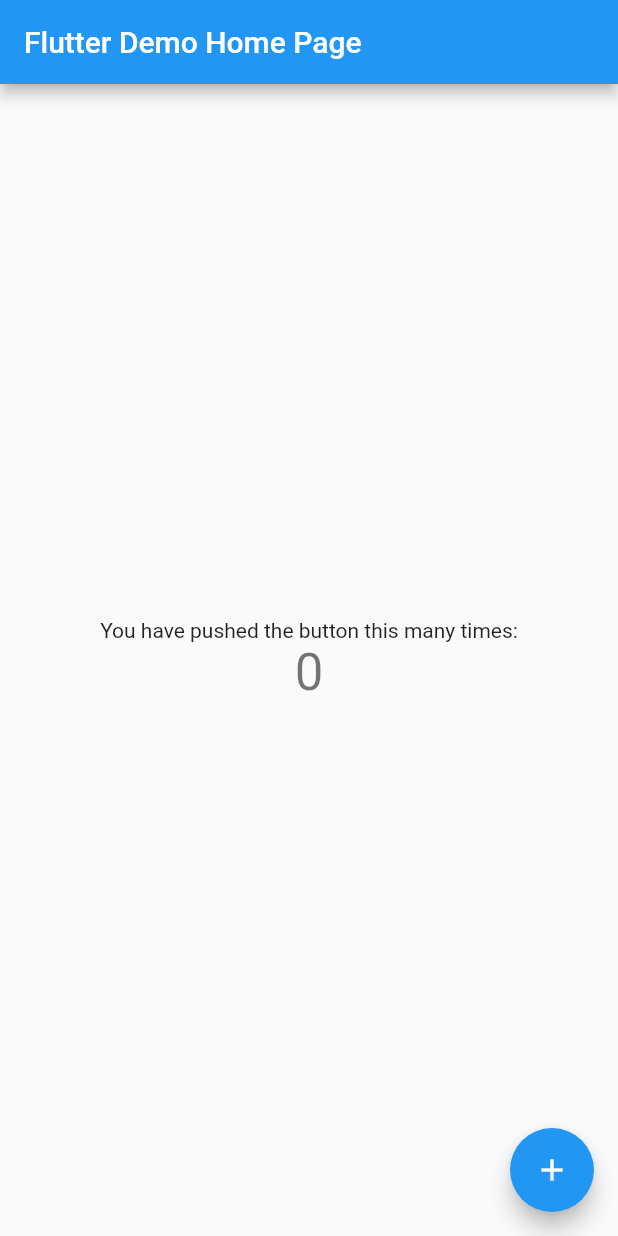
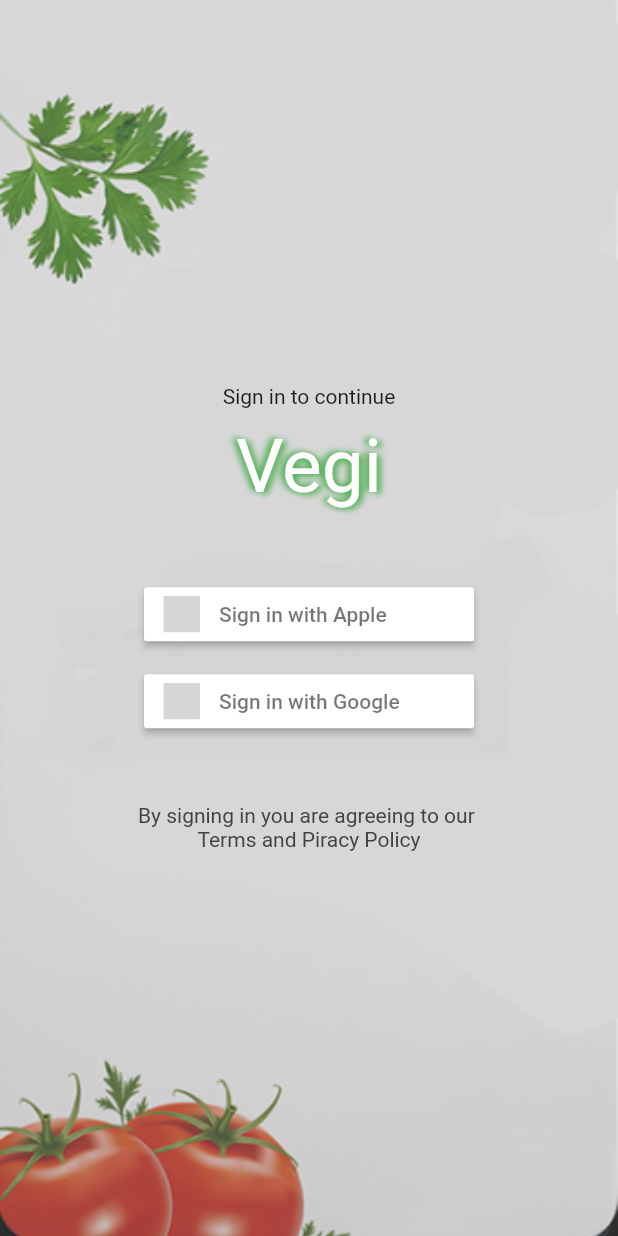
Before and after one commit to vkashegde/flutter_ecommerce, a Flutter app: the screen it shows after launch, on a phone screen of 412 x 824 dp. Run offline on Flutter 3.47's test engine with Material 2 defaults, Android fonts, the phone set to English and light mode, and no system bars; our stand-ins replace firebase_auth, firebase_core, flutter_signin_button, google_sign_in; accounts and stored records are empty; grey boxes are pictures that could not be loaded.

Commit message:
Adding firebase + firebase signin

```diff
--- /dev/null
+++ b/lib/auth/sign_in.dart
@@ -0,0 +1,129 @@
+import 'package:firebase_auth/firebase_auth.dart';
+import 'package:flutter/material.dart';
+import 'package:flutter_ecommerce/Homescreen/home_screen.dart';
+import 'package:flutter_signin_button/flutter_signin_button.dart';
+import 'package:google_sign_in/google_sign_in.dart';
+
+class SignIn extends StatefulWidget {
+  const SignIn({key}) : super(key: key);
+
+  @override
+  _SignInState createState() => _SignInState();
+}
+
+class _SignInState extends State<SignIn> {
+  Future<void> _googleSignUp() async {
+    try {
+      final GoogleSignIn _googleSignIn = GoogleSignIn(
+        scopes: ['email'],
+      );
+      final FirebaseAuth _auth = FirebaseAuth.instance;
+
+      final GoogleSignInAccount googleUser = await _googleSignIn.signIn();
+      final GoogleSignInAuthentication googleAuth =
+          await googleUser.authentication;
+
+      final AuthCredential credential = GoogleAuthProvider.credential(
+        accessToken: googleAuth.accessToken,
+        idToken: googleAuth.idToken,
+      );
+
+      final User user = (await _auth.signInWithCredential(credential)).user;
+      print("signed in " + user.displayName);
+
+      return user;
+    } catch (e) {
+      print(e.message);
+    }
+  }
+
+  @override
+  Widget build(BuildContext context) {
+    return Scaffold(
+      body: Container(
+        height: double.infinity,
+        width: double.infinity,
+        decoration: BoxDecoration(
+            image: DecorationImage(
+          fit: BoxFit.cover,
+          image: AssetImage('assets/background.png'),
+        )),
+        child: Column(
+          mainAxisAlignment: MainAxisAlignment.center,
+          children: [
+            Container(
+              height: 400,
+              width: double.infinity,
+              child: Column(
+                mainAxisAlignment: MainAxisAlignment.spaceEvenly,
+                children: [
+                  Column(
+                    children: [
+                      Text('Sign in to continue'),
+                      SizedBox(
+                        height: 10,
+                      ),
+                      Text(
+                        'Vegi',
+                        style: TextStyle(
+                            fontSize: 50,
+                            color: Colors.white,
+                            shadows: [
+                              BoxShadow(
+                                  blurRadius: 5,
+                                  color: Colors.green,
+                                  offset: Offset(3, 1)),
+                              BoxShadow(
+                                  blurRadius: 5,
+                                  color: Colors.green,
+                                  offset: Offset(-3, -1))
+                            ]),
+                      ),
+                    ],
+                  ),
+                  Column(
+                    children: [
+                      SignInButton(
+                        Buttons.Apple,
+                        text: "Sign in with Apple",
+                        onPressed: () {},
+                      ),
+                      SizedBox(
+                        height: 10,
+                      ),
+                      SignInButton(
+                        Buttons.Google,
+                        text: "Sign in with Google",
+                        onPressed: () {
+                          _googleSignUp().then(
+                            (value) => Navigator.of(context).pushReplacement(
+                              MaterialPageRoute(
+                                builder: (context) => HomeScreen(),
+                              ),
+                            ),
+                          );
+                        },
+                      ),
+                    ],
+                  ),
+                  Column(
+                    children: [
+                      Text(
+                        'By signing in you are agreeing to our ',
+                        style: TextStyle(color: Colors.grey[800]),
+                      ),
+                      Text(
+                        'Terms and Piracy Policy',
+                        style: TextStyle(color: Colors.grey[800]),
+                      )
+                    ],
+                  ),
+                ],
+              ),
+            ),
+          ],
+        ),
+      ),
+    );
+  }
+}
--- a/lib/main.dart
+++ b/lib/main.dart
@@ -1,6 +1,11 @@
+import 'package:firebase_auth/firebase_auth.dart';
 import 'package:flutter/material.dart';
+import 'package:flutter_ecommerce/auth/sign_in.dart';
+import 'package:firebase_core/firebase_core.dart';
 
-void main() {
+void main() async {
+  WidgetsFlutterBinding.ensureInitialized();
+  await Firebase.initializeApp();
   runApp(MyApp());
 }
 
@@ -9,105 +14,11 @@
   @override
   Widget build(BuildContext context) {
     return MaterialApp(
-      title: 'Flutter Demo',
-      theme: ThemeData(
-        // This is the theme of your application.
-        //
-        // Try running your application with "flutter run". You'll see the
-        // application has a blue toolbar. Then, without quitting the app, try
-        // changing the primarySwatch below to Colors.green and then invoke
-        // "hot reload" (press "r" in the console where you ran "flutter run",
-        // or simply save your changes to "hot reload" in a Flutter IDE).
-        // Notice that the counter didn't reset back to zero; the application
-        // is not restarted.
-        primarySwatch: Colors.blue,
-      ),
-      home: MyHomePage(title: 'Flutter Demo Home Page'),
-    );
+        debugShowCheckedModeBanner: false,
+        title: 'Flutter Demo',
+        theme: ThemeData(
+          primarySwatch: Colors.blue,
+        ),
+        home: SignIn());
   }
 }
-
-class MyHomePage extends StatefulWidget {
-  MyHomePage({Key key, this.title}) : super(key: key);
-
-  // This widget is the home page of your application. It is stateful, meaning
-  // that it has a State object (defined below) that contains fields that affect
-  // how it looks.
-
-  // This class is the configuration for the state. It holds the values (in this
-  // case the title) provided by the parent (in this case the App widget) and
-  // used by the build method of the State. Fields in a Widget subclass are
-  // always marked "final".
-
-  final String title;
-
-  @override
-  _MyHomePageState createState() => _MyHomePageState();
-}
-
-class _MyHomePageState extends State<MyHomePage> {
-  int _counter = 0;
-
-  void _incrementCounter() {
-    setState(() {
-      // This call to setState tells the Flutter framework that something has
-      // changed in this State, which causes it to rerun the build method below
-      // so that the display can reflect the updated values. If we changed
-      // _counter without calling setState(), then the build method would not be
-      // called again, and so nothing would appear to happen.
-      _counter++;
-    });
-  }
-
-  @override
-  Widget build(BuildContext context) {
-    // This method is rerun every time setState is called, for instance as done
-    // by the _incrementCounter method above.
-    //
-    // The Flutter framework has been optimized to make rerunning build methods
-    // fast, so that you can just rebuild anything that needs updating rather
-    // than having to individually change instances of widgets.
-    return Scaffold(
-      appBar: AppBar(
-        // Here we take the value from the MyHomePage object that was created by
-        // the App.build method, and use it to set our appbar title.
-        title: Text(widget.title),
-      ),
-      body: Center(
-        // Center is a layout widget. It takes a single child and positions it
-        // in the middle of the parent.
-        child: Column(
-          // Column is also a layout widget. It takes a list of children and
-          // arranges them vertically. By default, it sizes itself to fit its
-          // children horizontally, and tries to be as tall as its parent.
-          //
-          // Invoke "debug painting" (press "p" in the console, choose the
-          // "Toggle Debug Paint" action from the Flutter Inspector in Android
-          // Studio, or the "Toggle Debug Paint" command in Visual Studio Code)
-          // to see the wireframe for each widget.
-          //
-          // Column has various properties to control how it sizes itself and
-          // how it positions its children. Here we use mainAxisAlignment to
-          // center the children vertically; the main axis here is the vertical
-          // axis because Columns are vertical (the cross axis would be
-          // horizontal).
-          mainAxisAlignment: MainAxisAlignment.center,
-          children: <Widget>[
-            Text(
-              'You have pushed the button this many times:',
-            ),
-            Text(
-              '$_counter',
-              style: Theme.of(context).textTheme.headline4,
-            ),
-          ],
-        ),
-      ),
-      floatingActionButton: FloatingActionButton(
-        onPressed: _incrementCounter,
-        tooltip: 'Increment',
-        child: Icon(Icons.add),
-      ), // This trailing comma makes auto-formatting nicer for build methods.
-    );
-  }
-}
```
Also changed, not shown: lib/Homescreen/home_screen.dart (added, +16 -0 lines), pubspec.yaml (+6 -6 lines), assets/background.png (added), pubspec.lock, 3 other files.
